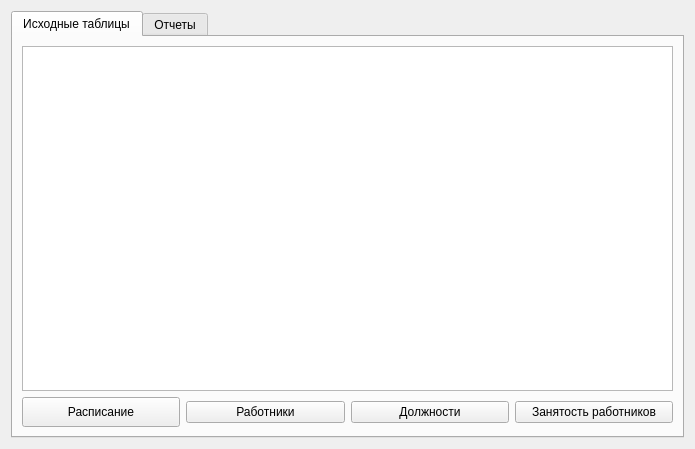
Above: ui/mainwindow.ui from takikokos/tbd-4 before the change. Below: the same form after it.
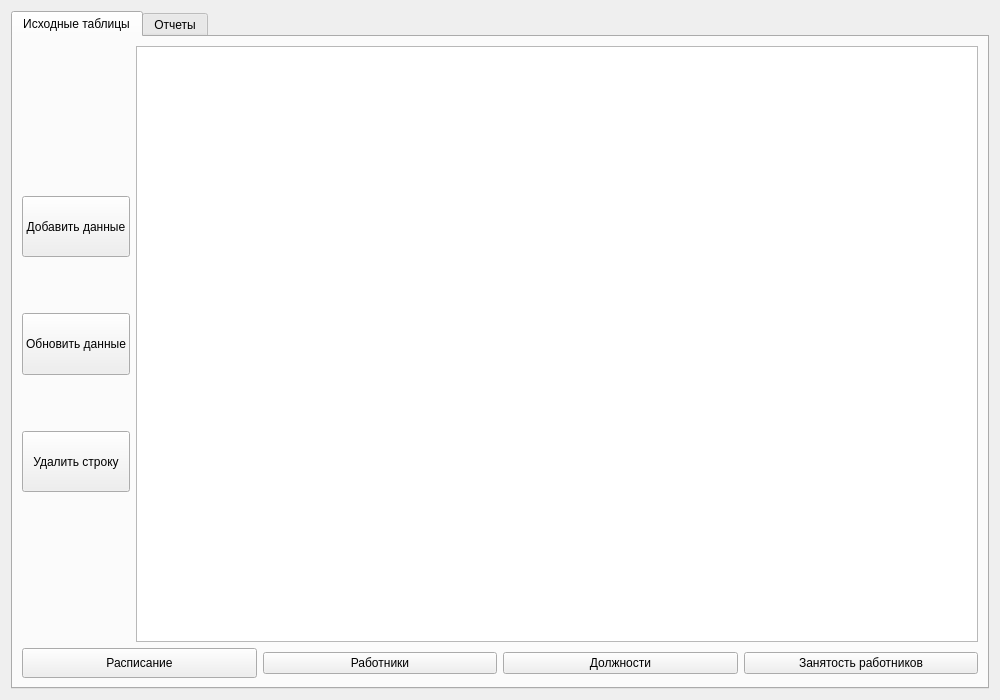
That is the form after the change.

Commit message: added buttons for manipulating data

Patch:
```diff
--- a/ui/mainwindow.ui
+++ b/ui/mainwindow.ui
@@ -6,8 +6,8 @@
    <rect>
     <x>0</x>
     <y>0</y>
-    <width>695</width>
-    <height>449</height>
+    <width>1000</width>
+    <height>700</height>
    </rect>
   </property>
   <property name="windowTitle">
@@ -31,6 +31,127 @@
       </attribute>
       <layout class="QVBoxLayout" name="verticalLayout_2">
        <item>
+        <layout class="QHBoxLayout" name="horizontalLayout_3">
+         <item>
+          <layout class="QVBoxLayout" name="verticalLayout_4">
+           <item>
+            <spacer name="verticalSpacer_4">
+             <property name="orientation">
+              <enum>Qt::Vertical</enum>
+             </property>
+             <property name="sizeHint" stdset="0">
+              <size>
+               <width>20</width>
+               <height>150</height>
+              </size>
+             </property>
+            </spacer>
+           </item>
+           <item>
+            <widget class="QPushButton" name="addRow_btn">
+             <property name="sizePolicy">
+              <sizepolicy hsizetype="Minimum" vsizetype="MinimumExpanding">
+               <horstretch>0</horstretch>
+               <verstretch>0</verstretch>
+              </sizepolicy>
+             </property>
+             <property name="minimumSize">
+              <size>
+               <width>0</width>
+               <height>45</height>
+              </size>
+             </property>
+             <property name="text">
+              <string>Добавить данные</string>
+             </property>
+            </widget>
+           </item>
+           <item>
+            <spacer name="verticalSpacer">
+             <property name="orientation">
+              <enum>Qt::Vertical</enum>
+             </property>
+             <property name="sizeType">
+              <enum>QSizePolicy::Fixed</enum>
+             </property>
+             <property name="sizeHint" stdset="0">
+              <size>
+               <width>20</width>
+               <height>50</height>
+              </size>
+             </property>
+            </spacer>
+           </item>
+           <item>
+            <widget class="QPushButton" name="updateRow_btn">
+             <property name="sizePolicy">
+              <sizepolicy hsizetype="Minimum" vsizetype="MinimumExpanding">
+               <horstretch>0</horstretch>
+               <verstretch>0</verstretch>
+              </sizepolicy>
+             </property>
+             <property name="minimumSize">
+              <size>
+               <width>0</width>
+               <height>45</height>
+              </size>
+             </property>
+             <property name="text">
+              <string>Обновить данные</string>
+             </property>
+            </widget>
+           </item>
+           <item>
+            <spacer name="verticalSpacer_2">
+             <property name="orientation">
+              <enum>Qt::Vertical</enum>
+             </property>
+             <property name="sizeType">
+              <enum>QSizePolicy::Fixed</enum>
+             </property>
+             <property name="sizeHint" stdset="0">
+              <size>
+               <width>20</width>
+               <height>50</height>
+              </size>
+             </property>
+            </spacer>
+           </item>
+           <item>
+            <widget class="QPushButton" name="deleteRow_btn">
+             <property name="sizePolicy">
+              <sizepolicy hsizetype="Minimum" vsizetype="MinimumExpanding">
+               <horstretch>0</horstretch>
+               <verstretch>0</verstretch>
+              </sizepolicy>
+             </property>
+             <property name="minimumSize">
+              <size>
+               <width>0</width>
+               <height>45</height>
+              </size>
+             </property>
+             <property name="text">
+              <string>Удалить строку</string>
+             </property>
+            </widget>
+           </item>
+           <item>
+            <spacer name="verticalSpacer_3">
+             <property name="orientation">
+              <enum>Qt::Vertical</enum>
+             </property>
+             <property name="sizeHint" stdset="0">
+              <size>
+               <width>20</width>
+               <height>150</height>
+              </size>
+             </property>
+            </spacer>
+           </item>
+          </layout>
+         </item>
+         <item>
         <widget class="QTableWidget" name="rawTableWidget">
          <property name="midLineWidth">
           <number>0</number>
@@ -51,6 +172,8 @@
           <number>30</number>
          </attribute>
         </widget>
+         </item>
+        </layout>
        </item>
        <item>
         <layout class="QHBoxLayout" name="horizontalLayout">
```
Lines whose indentation alone changed are shown as unchanged. The commit also changes 1 other file.
